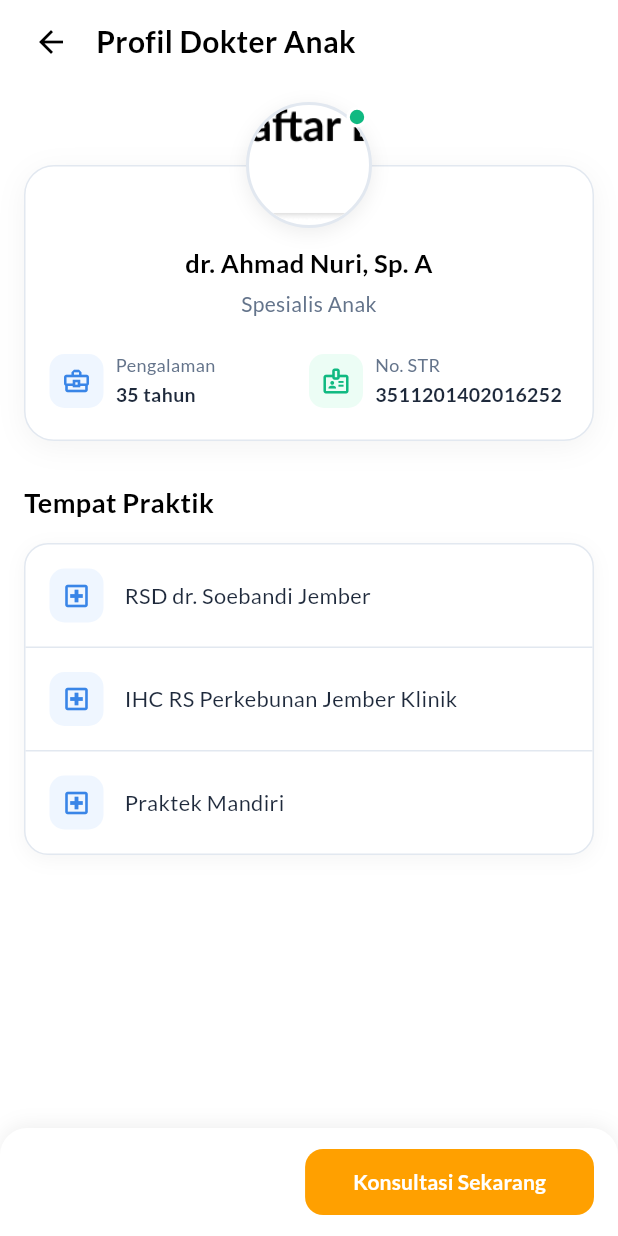
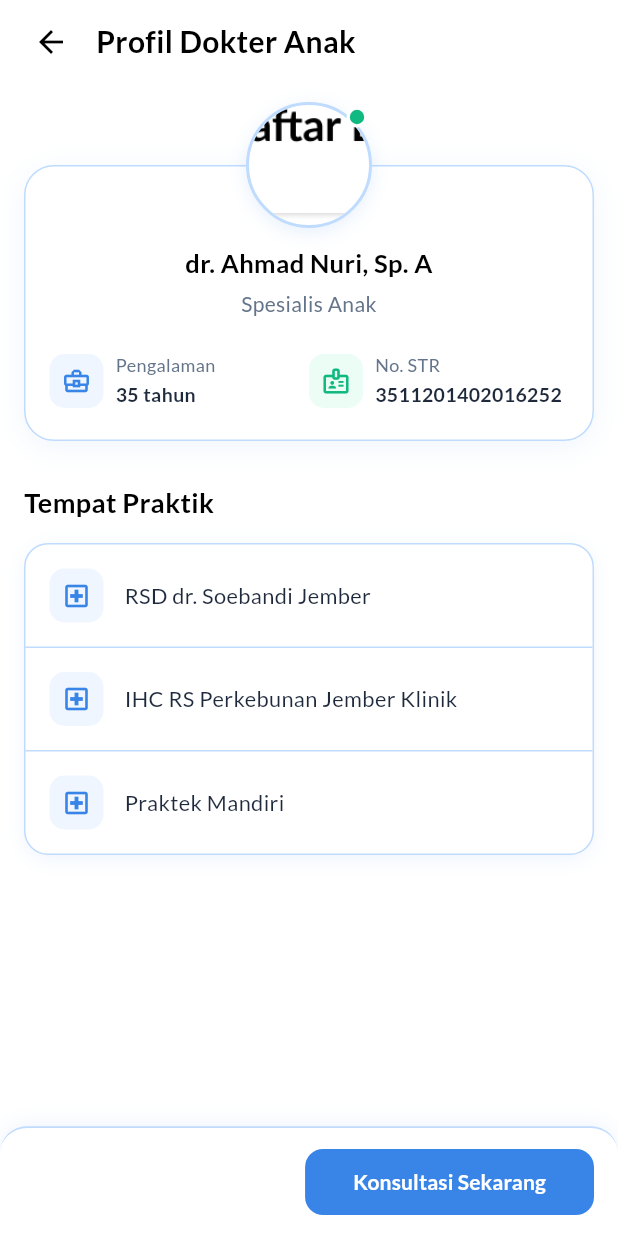
Before and after one commit to g41241543-lab/Pediagrow, a Flutter app: the DaftarDokterPage screen opened directly, item 3 of the bottom bar chosen, after a tap on "Konsultasi", after a tap on "Detail Dokter", on a phone screen of 412 x 824 dp. Run offline on Flutter 3.47's test engine with Material 3 defaults, Android fonts, the phone set to English and light mode, and no system bars; our stand-ins replace flutter_map, google_fonts, image_picker, latlong2, sqflite; accounts and stored records are empty.

Commit message:
modified:   lib/features/pengguna/konsultasi/daftar_dokter_page.dart 	modified:   lib/features/pengguna/konsultasi/profil_dokter_page.dart

```diff
--- a/lib/features/pengguna/konsultasi/daftar_dokter_page.dart
+++ b/lib/features/pengguna/konsultasi/daftar_dokter_page.dart
@@ -55,13 +55,10 @@ class _DaftarDokterPageState extends State<DaftarDokterPage>
       curve: Curves.easeOut,
     );
 
-    _slideAnimation = Tween<Offset>(
-      begin: const Offset(0.0, 0.04),
-      end: Offset.zero,
-    ).animate(CurvedAnimation(
-      parent: _fadeController,
-      curve: Curves.easeOutCubic,
-    ));
+    _slideAnimation =
+        Tween<Offset>(begin: const Offset(0.0, 0.04), end: Offset.zero).animate(
+          CurvedAnimation(parent: _fadeController, curve: Curves.easeOutCubic),
+        );
 
     _fadeController.forward();
   }
@@ -90,10 +87,7 @@ class _DaftarDokterPageState extends State<DaftarDokterPage>
               begin: const Offset(1.0, 0.0),
               end: Offset.zero,
             ).animate(curvedAnimation),
-            child: FadeTransition(
-              opacity: animation,
-              child: child,
-            ),
+            child: FadeTransition(opacity: animation, child: child),
           );
         },
         transitionDuration: const Duration(milliseconds: 300),
@@ -177,8 +171,9 @@ class _DaftarDokterPageState extends State<DaftarDokterPage>
                                       final filteredDoctors =
                                           _searchQuery.isEmpty
                                           ? allDoctors
-                                              : DoctorService()
-                                                  .filterDoctors(_searchQuery);
+                                          : DoctorService().filterDoctors(
+                                              _searchQuery,
+                                            );
 
                                       if (filteredDoctors.isEmpty) {
                                         return _buildEmptyState();
@@ -186,9 +181,11 @@ class _DaftarDokterPageState extends State<DaftarDokterPage>
 
                                       return Column(
                                         children: [
-                                          for (int i = 0;
+                                          for (
+                                            int i = 0;
                                             i < filteredDoctors.length;
-                                              i++) ...[
+                                            i++
+                                          ) ...[
                                             Padding(
                                               padding:
                                                   const EdgeInsets.symmetric(
@@ -245,9 +242,7 @@ class _DaftarDokterPageState extends State<DaftarDokterPage>
     return Container(
       height: 56,
       padding: const EdgeInsets.symmetric(horizontal: 16.0),
-      decoration: const BoxDecoration(
-        color: Colors.white,
-      ),
+      decoration: const BoxDecoration(color: Colors.white),
       child: Row(
         crossAxisAlignment: CrossAxisAlignment.center,
         children: [
@@ -272,8 +267,7 @@ class _DaftarDokterPageState extends State<DaftarDokterPage>
               return GestureDetector(
                 onTap: () {
                   Navigator.of(context).push(
-                    MaterialPageRoute(
-                        builder: (_) => const NotifikasiPage()),
+                    MaterialPageRoute(builder: (_) => const NotifikasiPage()),
                   );
                 },
                 child: Stack(
@@ -309,13 +303,11 @@ class _DaftarDokterPageState extends State<DaftarDokterPage>
                             minWidth: 16,
                             minHeight: 16,
                           ),
-                          padding:
-                              const EdgeInsets.symmetric(horizontal: 4),
+                          padding: const EdgeInsets.symmetric(horizontal: 4),
                           decoration: BoxDecoration(
                             color: const Color(0xFFE53E3E),
                             borderRadius: BorderRadius.circular(8),
-                            border:
-                                Border.all(color: Colors.white, width: 1),
+                            border: Border.all(color: Colors.white, width: 1),
                           ),
                           alignment: Alignment.center,
                           child: Text(
@@ -412,26 +404,35 @@ class _DaftarDokterPageState extends State<DaftarDokterPage>
     );
   }
 
-  /// Card Profil Dokter sesuai acuan desain
+  /// Card Profil Dokter dengan hover effect & desain premium
   Widget _buildDoctorCard(DoctorModel doctor) {
+    const colorPrimaryBlue = Color(0xFF3985E7);
+    const colorBlueShadow = Color(0xFF2B7AE8);
+
     return Container(
       decoration: BoxDecoration(
         color: Colors.white,
         borderRadius: BorderRadius.circular(16),
-        border: Border.all(
-          color: const Color(0xFFE2E8F0),
-          width: 1,
-        ),
-        boxShadow: const [
+        border: Border.all(color: const Color(0xFFBFDBFE), width: 1),
+        boxShadow: [
           BoxShadow(
-            color: Color(0x0C000000),
+            color: Colors.black.withValues(alpha: 0.06),
             blurRadius: 10,
-            offset: Offset(0, 3),
+            spreadRadius: 0,
+            offset: const Offset(0, 4),
           ),
         ],
       ),
+      child: Material(
+        color: Colors.transparent,
+        borderRadius: BorderRadius.circular(16),
+        child: InkWell(
+          borderRadius: BorderRadius.circular(16),
+          onTap: () => _navigateToDetail(doctor),
+          splashColor: colorPrimaryBlue.withValues(alpha: 0.08),
+          highlightColor: colorPrimaryBlue.withValues(alpha: 0.04),
           child: Padding(
-        padding: const EdgeInsets.all(14.0),
+            padding: const EdgeInsets.all(16.0),
             child: Column(
               crossAxisAlignment: CrossAxisAlignment.start,
               children: [
@@ -439,36 +440,47 @@ class _DaftarDokterPageState extends State<DaftarDokterPage>
                 Row(
                   crossAxisAlignment: CrossAxisAlignment.center,
                   children: [
-                // Avatar Dokter dengan Badge Status Online (Lingkaran Hijau)
+                    // Avatar Dokter dengan Badge Status Online
                     Stack(
                       clipBehavior: Clip.none,
                       children: [
                         Container(
-                      width: 54,
-                      height: 54,
+                          width: 62,
+                          height: 62,
                           decoration: BoxDecoration(
-                        color: const Color(0xFFF1F5F9),
-                        borderRadius: BorderRadius.circular(16),
+                            color: const Color(0xFFECF6FF),
+                            borderRadius: BorderRadius.circular(18),
+                            border: Border.all(
+                              color: colorPrimaryBlue.withValues(alpha: 0.15),
+                              width: 1.5,
+                            ),
                           ),
                           clipBehavior: Clip.antiAlias,
                           child: _buildAvatar(doctor),
                         ),
-                    // Indikator Status Online (Lingkaran hijau di sudut kanan atas avatar)
+                        // Indikator Status Online
                         Positioned(
-                      top: -2,
+                          bottom: 0,
                           right: -2,
                           child: Container(
-                        width: 12,
-                        height: 12,
+                            width: 14,
+                            height: 14,
                             decoration: BoxDecoration(
                               color: doctor.isOnline
                                   ? const Color(0xFF10B981)
                                   : const Color(0xFF94A3B8),
                               shape: BoxShape.circle,
-                          border: Border.all(
-                            color: Colors.white,
-                            width: 2,
+                              border: Border.all(color: Colors.white, width: 2),
+                              boxShadow: [
+                                BoxShadow(
+                                  color: (doctor.isOnline
+                                          ? const Color(0xFF10B981)
+                                          : const Color(0xFF94A3B8))
+                                      .withValues(alpha: 0.4),
+                                  blurRadius: 4,
+                                  offset: const Offset(0, 1),
                                 ),
+                              ],
                             ),
                           ),
                         ),
@@ -482,7 +494,35 @@ class _DaftarDokterPageState extends State<DaftarDokterPage>
                       child: Column(
                         crossAxisAlignment: CrossAxisAlignment.start,
                         children: [
-                      // Nama Dokter (Lato 16sp, #000000, Bold, maks 1 baris)
+                          // Status online teks kecil
+                          Row(
+                            children: [
+                              Container(
+                                width: 6,
+                                height: 6,
+                                decoration: BoxDecoration(
+                                  color: doctor.isOnline
+                                      ? const Color(0xFF10B981)
+                                      : const Color(0xFF94A3B8),
+                                  shape: BoxShape.circle,
+                                ),
+                              ),
+                              const SizedBox(width: 5),
+                              Text(
+                                doctor.isOnline ? 'Online' : 'Offline',
+                                style: GoogleFonts.lato(
+                                  fontSize: 11,
+                                  fontWeight: FontWeight.w600,
+                                  color: doctor.isOnline
+                                      ? const Color(0xFF10B981)
+                                      : const Color(0xFF94A3B8),
+                                ),
+                              ),
+                            ],
+                          ),
+                          const SizedBox(height: 4),
+
+                          // Nama Dokter
                           Text(
                             doctor.name,
                             maxLines: 1,
@@ -490,37 +530,51 @@ class _DaftarDokterPageState extends State<DaftarDokterPage>
                             style: GoogleFonts.lato(
                               fontSize: 15.5,
                               fontWeight: FontWeight.bold,
-                          color: const Color(0xFF000000),
+                              color: const Color(0xFF0F172A),
                             ),
                           ),
-                      const SizedBox(height: 3),
+                          const SizedBox(height: 4),
 
-                      // Kategori Spesialis (Lato 12sp, #A0A0A0)
-                      Text(
+                          // Chip Spesialis
+                          Container(
+                            padding: const EdgeInsets.symmetric(
+                              horizontal: 8,
+                              vertical: 3,
+                            ),
+                            decoration: BoxDecoration(
+                              color: const Color(0xFFEFF6FF),
+                              borderRadius: BorderRadius.circular(8),
+                              border: Border.all(
+                                color: const Color(0xFFBFDBFE),
+                                width: 0.8,
+                              ),
+                            ),
+                            child: Text(
                               doctor.specialization,
                               maxLines: 1,
                               overflow: TextOverflow.ellipsis,
                               style: GoogleFonts.lato(
-                          fontSize: 12,
-                          color: const Color(0xFFA0A0A0),
-                          fontWeight: FontWeight.normal,
+                                fontSize: 11.5,
+                                color: colorBlueShadow,
+                                fontWeight: FontWeight.w600,
+                              ),
                             ),
                           ),
                           const SizedBox(height: 6),
 
-                      // Informasi Pengalaman Kerja (Ikon koper + teks)
+                          // Pengalaman Kerja
                           Row(
                             children: [
                               const Icon(
                                 Icons.business_center_outlined,
-                            size: 15,
+                                size: 14,
                                 color: Color(0xFF94A3B8),
                               ),
                               const SizedBox(width: 5),
                               Text(
-                            '${doctor.experienceYears} tahun',
+                                '${doctor.experienceYears} tahun pengalaman',
                                 style: GoogleFonts.lato(
-                              fontSize: 12.5,
+                                  fontSize: 12,
                                   color: const Color(0xFF64748B),
                                   fontWeight: FontWeight.w500,
                                 ),
@@ -533,50 +587,49 @@ class _DaftarDokterPageState extends State<DaftarDokterPage>
                   ],
                 ),
 
-            // Divider Garis Abu-abu #E5E5E5
+                // Divider
                 const Padding(
-              padding: EdgeInsets.symmetric(vertical: 10.0),
-              child: Divider(
-                height: 1,
-                thickness: 1,
-                color: Color(0xFFE5E5E5),
-              ),
+                  padding: EdgeInsets.symmetric(vertical: 12.0),
+                  child: Divider(height: 1, thickness: 1, color: Color(0xFFF1F5F9)),
                 ),
 
-            // Sisi Bawah: Tombol "Detail Dokter" berbentuk pill di sebelah kanan
-            Align(
-              alignment: Alignment.centerRight,
-              child: InkWell(
+                // Sisi Bawah: Tombol "Detail Dokter" biru
+                Row(
+                  mainAxisAlignment: MainAxisAlignment.end,
+                  children: [
+                    GestureDetector(
                       onTap: () => _navigateToDetail(doctor),
-                borderRadius: BorderRadius.circular(20),
                       child: Container(
                         padding: const EdgeInsets.symmetric(
-                    horizontal: 18.0,
-                    vertical: 7.0,
+                          horizontal: 20.0,
+                          vertical: 8.0,
                         ),
                         decoration: BoxDecoration(
-                    color: const Color(0xFFFFA000),
-                    borderRadius: BorderRadius.circular(20),
-                    boxShadow: const [
+                          color: colorPrimaryBlue,
+                          borderRadius: BorderRadius.circular(10),
+                          boxShadow: [
                             BoxShadow(
-                        color: Color(0x33FFA000),
+                              color: colorPrimaryBlue.withValues(alpha: 0.25),
                               blurRadius: 6,
-                        offset: Offset(0, 2),
+                              offset: const Offset(0, 2),
                             ),
                           ],
                         ),
                         child: Text(
                           'Detail Dokter',
                           style: GoogleFonts.lato(
-                      fontSize: 12.5,
+                            fontSize: 13,
                             fontWeight: FontWeight.bold,
                             color: Colors.white,
                           ),
                         ),
                       ),
                     ),
+                  ],
                 ),
               ],
+            ),
+          ),
         ),
       ),
     );
@@ -628,10 +681,7 @@ class _DaftarDokterPageState extends State<DaftarDokterPage>
             decoration: BoxDecoration(
               color: const Color(0xFFF1F5F9),
               shape: BoxShape.circle,
-              border: Border.all(
-                color: const Color(0xFFE2E8F0),
-                width: 1,
-              ),
+              border: Border.all(color: const Color(0xFFE2E8F0), width: 1),
             ),
             alignment: Alignment.center,
             child: Icon(
--- a/lib/features/pengguna/konsultasi/profil_dokter_page.dart
+++ b/lib/features/pengguna/konsultasi/profil_dokter_page.dart
@@ -163,12 +163,12 @@ class ProfilDokterPage extends StatelessWidget {
           decoration: BoxDecoration(
             color: Colors.white,
             borderRadius: BorderRadius.circular(20),
-            border: Border.all(color: const Color(0xFFE2E8F0), width: 1),
-            boxShadow: const [
+            border: Border.all(color: const Color(0xFFBFDBFE), width: 1),
+            boxShadow: [
               BoxShadow(
-                color: Color(0x0C000000),
+                color: const Color(0xFF3985E7).withValues(alpha: 0.08),
                 blurRadius: 16,
-                offset: Offset(0, 4),
+                offset: const Offset(0, 4),
               ),
             ],
           ),
@@ -316,12 +316,12 @@ class ProfilDokterPage extends StatelessWidget {
                 decoration: BoxDecoration(
                   shape: BoxShape.circle,
                   color: Colors.white,
-                  border: Border.all(color: const Color(0xFFE2E8F0), width: 2),
-                  boxShadow: const [
+                  border: Border.all(color: const Color(0xFFBFDBFE), width: 2),
+                  boxShadow: [
                     BoxShadow(
-                      color: Color(0x12000000),
+                      color: const Color(0xFF3985E7).withValues(alpha: 0.12),
                       blurRadius: 10,
-                      offset: Offset(0, 3),
+                      offset: const Offset(0, 3),
                     ),
                   ],
                 ),
@@ -357,12 +357,12 @@ class ProfilDokterPage extends StatelessWidget {
       decoration: BoxDecoration(
         color: Colors.white,
         borderRadius: BorderRadius.circular(16),
-        border: Border.all(color: const Color(0xFFE2E8F0), width: 1),
-        boxShadow: const [
+        border: Border.all(color: const Color(0xFFBFDBFE), width: 1),
+        boxShadow: [
           BoxShadow(
-            color: Color(0x0A000000),
+            color: const Color(0xFF3985E7).withValues(alpha: 0.08),
             blurRadius: 10,
-            offset: Offset(0, 3),
+            offset: const Offset(0, 3),
           ),
         ],
       ),
@@ -415,7 +415,7 @@ class ProfilDokterPage extends StatelessWidget {
                 const Divider(
                   height: 1,
                   thickness: 1,
-                  color: Color(0xFFE2E8F0),
+                  color: Color(0xFFBFDBFE),
                 ),
             ],
           );
@@ -429,14 +429,17 @@ class ProfilDokterPage extends StatelessWidget {
     return Container(
       width: double.infinity,
       padding: const EdgeInsets.symmetric(horizontal: 16.0, vertical: 12.0),
-      decoration: const BoxDecoration(
+      decoration: BoxDecoration(
         color: Colors.white,
-        borderRadius: BorderRadius.vertical(top: Radius.circular(18)),
+        border: const Border(
+          top: BorderSide(color: Color(0xFFBFDBFE), width: 1.2),
+        ),
+        borderRadius: const BorderRadius.vertical(top: Radius.circular(18)),
         boxShadow: [
           BoxShadow(
-            color: Color(0x10000000),
+            color: const Color(0xFF3985E7).withValues(alpha: 0.08),
             blurRadius: 10,
-            offset: Offset(0, -2),
+            offset: const Offset(0, -2),
           ),
         ],
       ),
@@ -448,8 +451,9 @@ class ProfilDokterPage extends StatelessWidget {
             ElevatedButton(
               onPressed: () => _onChatDokterPressed(context),
               style: ElevatedButton.styleFrom(
-                backgroundColor: const Color(0xFFFFA000),
+                backgroundColor: const Color(0xFF3985E7),
                 elevation: 0,
+                shadowColor: const Color(0xFF3985E7).withValues(alpha: 0.3),
                 shape: RoundedRectangleBorder(
                   borderRadius: BorderRadius.circular(12),
                 ),
```
Lines whose indentation alone changed are shown as unchanged.
